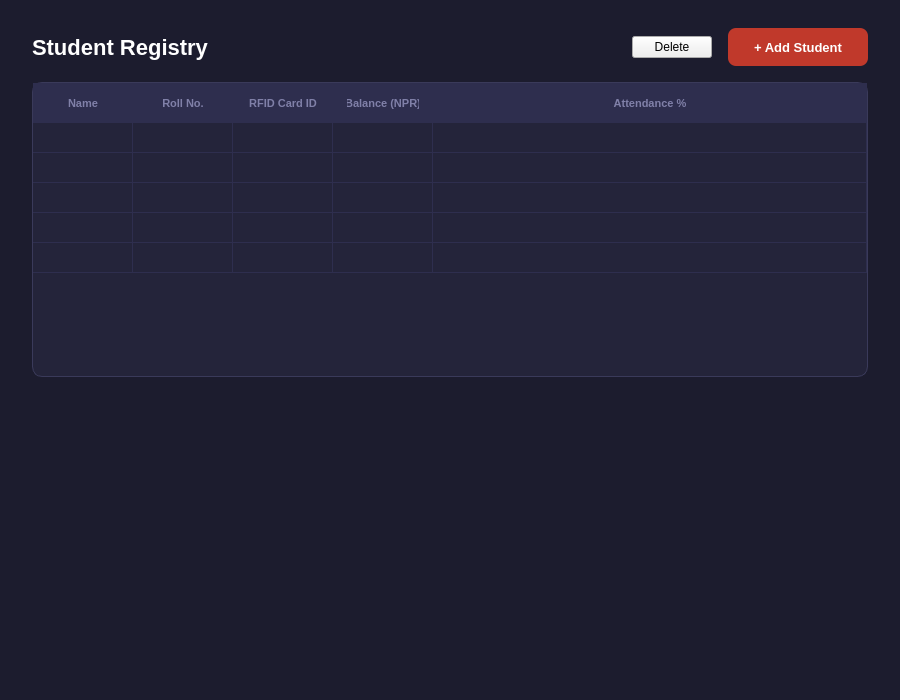
This is ui/StudentsPage.ui in LeluchVIBritannia/RFID-based-student-attendence-system- as Qt 5 draws it before an edit. The edited form follows.
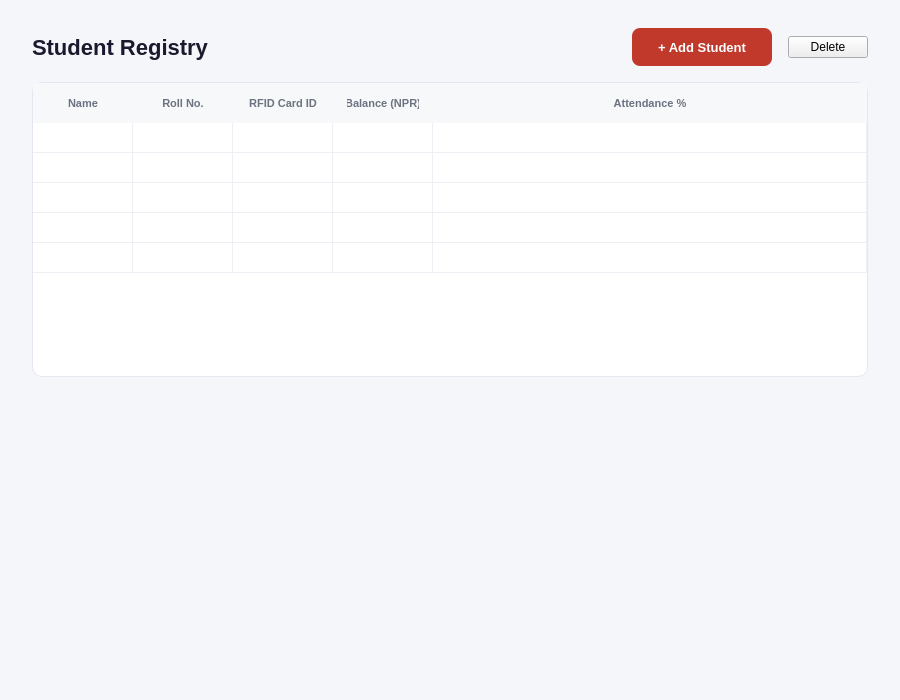
This is the edited form.

Diff of the .ui file:
```diff
--- a/ui/StudentsPage.ui
+++ b/ui/StudentsPage.ui
@@ -14,7 +14,7 @@
    <string>StudentsPage</string>
   </property>
   <property name="styleSheet">
-   <string notr="true">QWidget#StudentsPage { background-color: #1C1C2E; }</string>
+   <string notr="true">QWidget#StudentsPage { background-color: #F5F6FA; }</string>
   </property>
   <layout class="QVBoxLayout" name="studentsLayout">
    <property name="spacing">
@@ -37,7 +37,7 @@
      <item>
       <widget class="QLabel" name="labelStudTitle">
        <property name="styleSheet">
-        <string notr="true">color:#FFFFFF;font-size:22px;font-weight:700;background:transparent;border:none;</string>
+        <string notr="true">color: #1A1A2E;font-size:22px;font-weight:700;background:transparent;border:none;</string>
        </property>
        <property name="text">
         <string>Student Registry</string>
@@ -57,13 +57,6 @@
        </property>
       </spacer>
      </item>
-     <item>
-      <widget class="QPushButton" name="pushButtonDeleteStudent">
-       <property name="text">
-        <string>Delete</string>
-       </property>
-      </widget>
-     </item>
      <item>
       <widget class="QPushButton" name="pushButtonAddStudent">
        <property name="minimumSize">
@@ -90,16 +83,23 @@
        </property>
       </widget>
      </item>
+     <item>
+      <widget class="QPushButton" name="pushButtonDeleteStudent">
+       <property name="text">
+        <string>Delete</string>
+       </property>
+      </widget>
+     </item>
     </layout>
    </item>
    <item>
     <widget class="QTableWidget" name="tableStudents">
      <property name="styleSheet">
-      <string notr="true">QTableWidget{background-color:#24243A;border:1px solid #3A3A5A;border-radius:10px;gridline-color:#2E2E4E;font-size:13px;}
-QHeaderView::section{background-color:#2E2E4E;color:#8080A8;font-size:11px;font-weight:600;padding:11px 14px;border:none;}
-QTableWidget::item{padding:11px 14px;color:#C0C0D8;}
-QTableWidget::item:selected{background-color:#2E1F3E;color:#fff;}
-QTableWidget::item:hover{background-color:#2A2A40;}</string>
+      <string notr="true">QTableWidget{background-color:#FFFFFF;border:1px solid #E5E7F0;border-radius:10px;gridline-color:#EDEFF5;font-size:13px;}
+QHeaderView::section{background-color:#F7F8FA;color:#6B7280;font-size:11px;font-weight:600;padding:11px 14px;border:none;}
+QTableWidget::item{padding:11px 14px;color:#374151;}
+QTableWidget::item:selected{background-color:#FDECEA;color:#1A1A2E;}
+QTableWidget::item:hover{background-color:#F7F8FA;}</string>
      </property>
      <property name="editTriggers">
       <set>QAbstractItemView::EditTrigger::NoEditTriggers</set>
```
